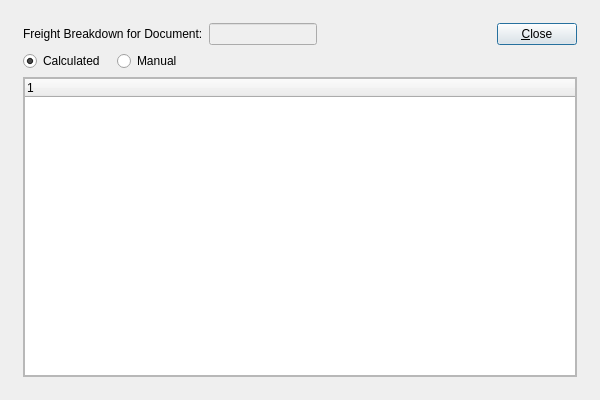
The window that guiclient/freightBreakdown.ui (Pegasus-RPG/xtuple-client) describes before a commit, drawn with Qt 5.
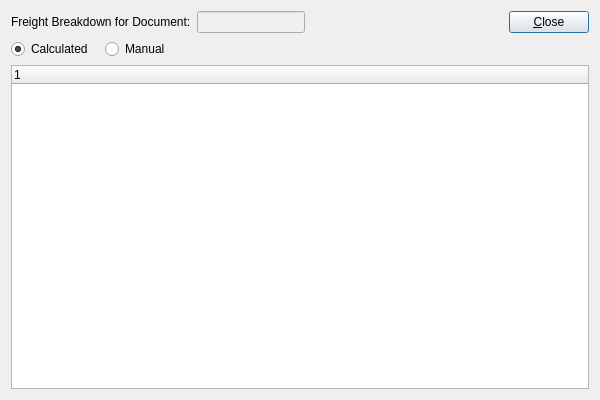
The same window after the commit. Custom widgets are drawn as their Qt base class.

Commit message: issue #10551:  Make calculated radio buttons save setting on freight breakdown

What changed in the file:
```diff
--- a/guiclient/freightBreakdown.ui
+++ b/guiclient/freightBreakdown.ui
@@ -19,30 +19,23 @@
   <property name="windowTitle" >
    <string>Freight Breakdown</string>
   </property>
-  <layout class="QGridLayout" name="gridLayout_3" >
-   <item row="0" column="0" >
-    <layout class="QGridLayout" name="gridLayout_2" >
-     <property name="margin" >
-      <number>12</number>
-     </property>
-     <item row="0" column="0" >
-      <layout class="QVBoxLayout" >
+  <layout class="QGridLayout" name="gridLayout_2">
+   <item row="0" column="0">
+    <layout class="QHBoxLayout">
        <item>
         <layout class="QHBoxLayout" >
          <item>
           <layout class="QHBoxLayout" >
            <item>
-            <layout class="QHBoxLayout" >
-             <item>
-              <widget class="QLabel" name="_header" >
-               <property name="text" >
+          <widget class="QLabel" name="_header">
+           <property name="text">
                 <string>Freight Breakdown for Document:</string>
                </property>
               </widget>
              </item>
              <item>
-              <widget class="XLineEdit" name="_document" >
-               <property name="enabled" >
+          <widget class="XLineEdit" name="_document">
+           <property name="enabled">
                 <bool>false</bool>
                </property>
               </widget>
@@ -65,10 +58,10 @@
           </layout>
          </item>
          <item>
-          <layout class="QVBoxLayout" >
+      <layout class="QVBoxLayout">
            <item>
-            <widget class="QPushButton" name="_close" >
-             <property name="text" >
+        <widget class="QPushButton" name="_close">
+         <property name="text">
               <string>&amp;Close</string>
              </property>
              <property name="default" >
@@ -93,14 +86,14 @@
          </item>
         </layout>
        </item>
-       <item>
-        <layout class="QHBoxLayout" >
-         <property name="spacing" >
+   <item row="1" column="0">
+    <layout class="QHBoxLayout">
+     <property name="spacing">
           <number>12</number>
          </property>
          <item>
-          <widget class="QRadioButton" name="_calculated" >
-           <property name="text" >
+      <widget class="QRadioButton" name="_calculated">
+       <property name="text">
             <string>Calculated</string>
            </property>
            <property name="checked" >
@@ -109,8 +102,8 @@
           </widget>
          </item>
          <item>
-          <widget class="QRadioButton" name="_manual" >
-           <property name="text" >
+      <widget class="QRadioButton" name="_manual">
+       <property name="text">
             <string>Manual</string>
            </property>
           </widget>
@@ -130,20 +123,18 @@
          </item>
         </layout>
        </item>
-      </layout>
-     </item>
-     <item row="1" column="0" >
-      <widget class="QFrame" name="_frame" >
-       <property name="sizePolicy" >
-        <sizepolicy vsizetype="Expanding" hsizetype="Preferred" >
+   <item row="2" column="0">
+    <widget class="QFrame" name="_frame">
+     <property name="sizePolicy">
+      <sizepolicy hsizetype="Preferred" vsizetype="Expanding">
          <horstretch>0</horstretch>
          <verstretch>1</verstretch>
         </sizepolicy>
        </property>
-       <property name="frameShape" >
-        <enum>QFrame::StyledPanel</enum>
-       </property>
-       <property name="frameShadow" >
+     <property name="frameShape">
+      <enum>QFrame::NoFrame</enum>
+     </property>
+     <property name="frameShadow">
         <enum>QFrame::Raised</enum>
        </property>
        <layout class="QGridLayout" name="gridLayout" >
@@ -155,8 +146,6 @@
         </item>
        </layout>
       </widget>
-     </item>
-    </layout>
    </item>
   </layout>
  </widget>
```
Left out of the diff: 37 changed lines with no effect on the pictures. Lines whose indentation alone changed are shown as unchanged. The commit also changes 2 other files.
